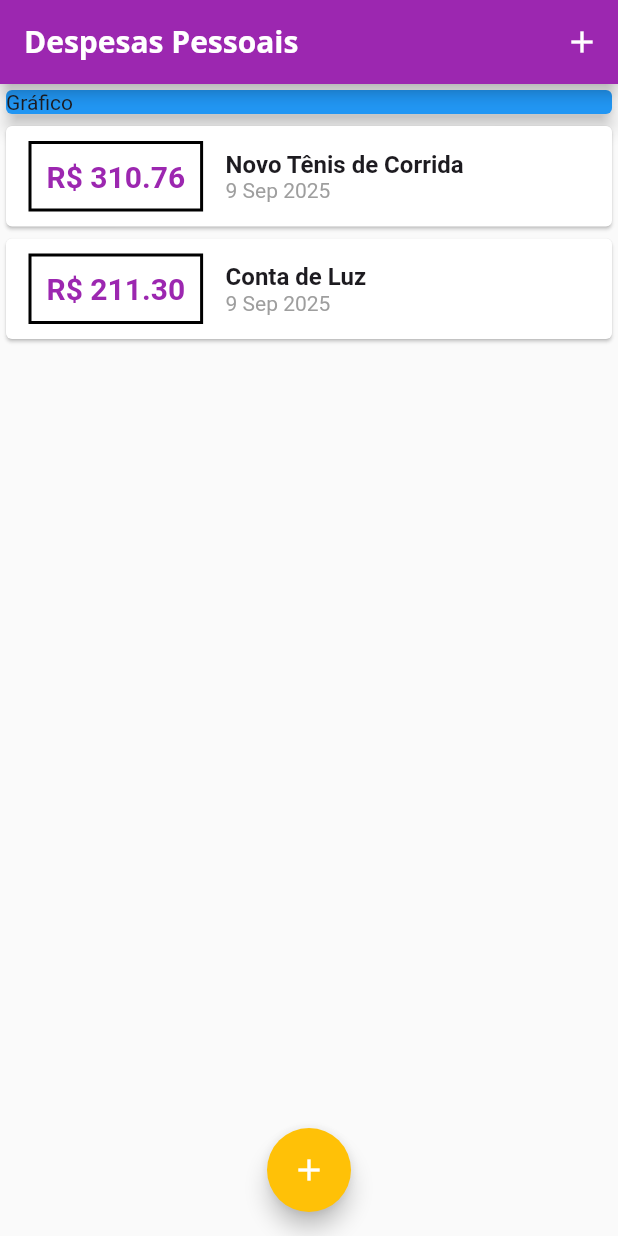
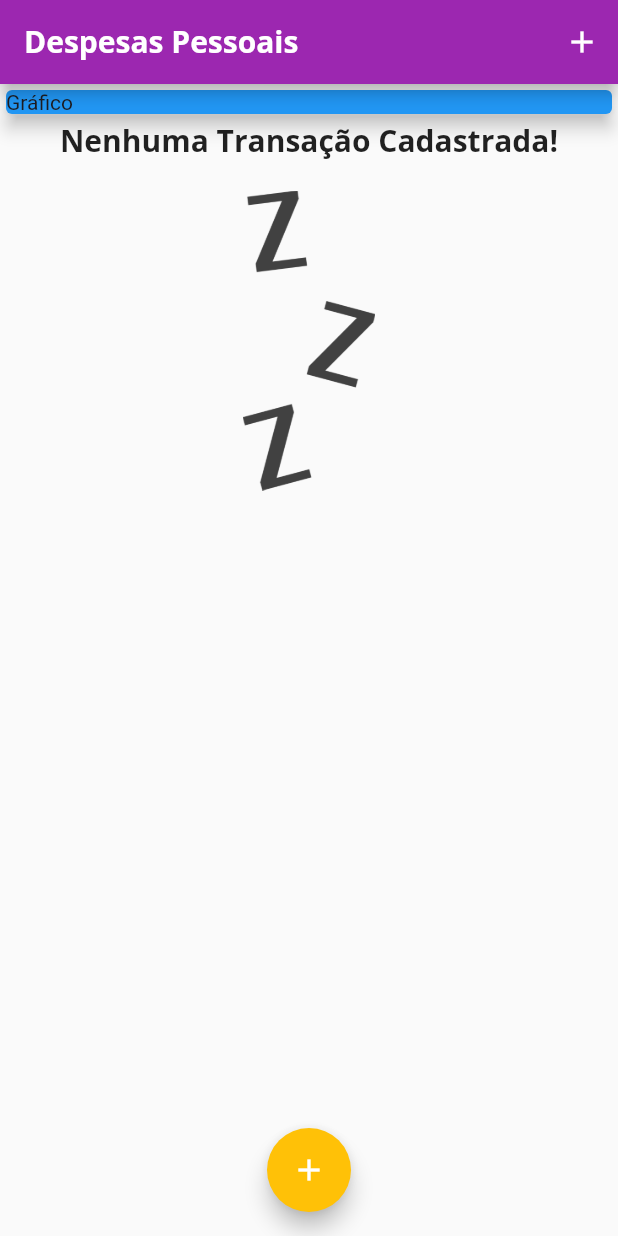
Before and after one commit to hayltonssantos/expensesApp, a Flutter app: the screen it shows after launch, on a phone screen of 412 x 824 dp. Run offline on Flutter 3.47's test engine with Material 3 defaults, Android fonts, the phone set to English and light mode, and no system bars.

```diff
--- a/lib/components/transaction_list.dart
+++ b/lib/components/transaction_list.dart
@@ -12,7 +12,20 @@ class TransactionList extends StatelessWidget {
     return Container(
       height:
           300, //onrigatorio para ter scroll e o ListView puro cria todas as estancias ao mesmo tempo temos q eu usar o builder
-      child: ListView.builder(
+      child: transaction.isEmpty? Column(
+        children: <Widget>[
+          Text(
+            'Nenhuma Transação Cadastrada!',
+            style: Theme.of(context).textTheme.titleLarge,
+          ),
+          SizedBox(height: 20,), //espaçmento
+          Container(
+            height: 200,
+            child: Image.asset('assets/images/waiting.png',
+            fit: BoxFit.cover),
+          )
+        ],
+        )  : ListView.builder(
         itemCount: transaction.length, //tamanho da lista em qnt
         itemBuilder: (ctx, index) { //constroi a lista conforme a necessidade
           final tr = transaction[index];
--- a/lib/main.dart
+++ b/lib/main.dart
@@ -46,8 +46,8 @@ class MyHomePage extends StatefulWidget {
 }
 
 class _MyHomePageState extends State<MyHomePage> {
-  final _transactions = [
-    Transaction(
+  final List<Transaction> _transactions = [
+   /*  Transaction(
       id: 't1',
       title: 'Novo Tênis de Corrida',
       value: 310.76,
@@ -58,7 +58,7 @@ class _MyHomePageState extends State<MyHomePage> {
       title: 'Conta de Luz',
       value: 211.30,
       date: DateTime.now(),
-    ),
+    ), */
   ];
 
   _addTransaction(String title, double value) {
--- a/pubspec.yaml
+++ b/pubspec.yaml
@@ -59,9 +59,8 @@ flutter:
   uses-material-design: true
 
   # To add assets to your application, add an assets section, like this:
-  # assets:
-  #   - images/a_dot_burr.jpeg
-  #   - images/a_dot_ham.jpeg
+  assets:
+    - assets/images/waiting.png
 
   # An image asset can refer to one or more resolution-specific "variants", see
   # https://flutter.dev/to/resolution-aware-images
```
Also changed, not shown: assets/images/waiting.png (added).
